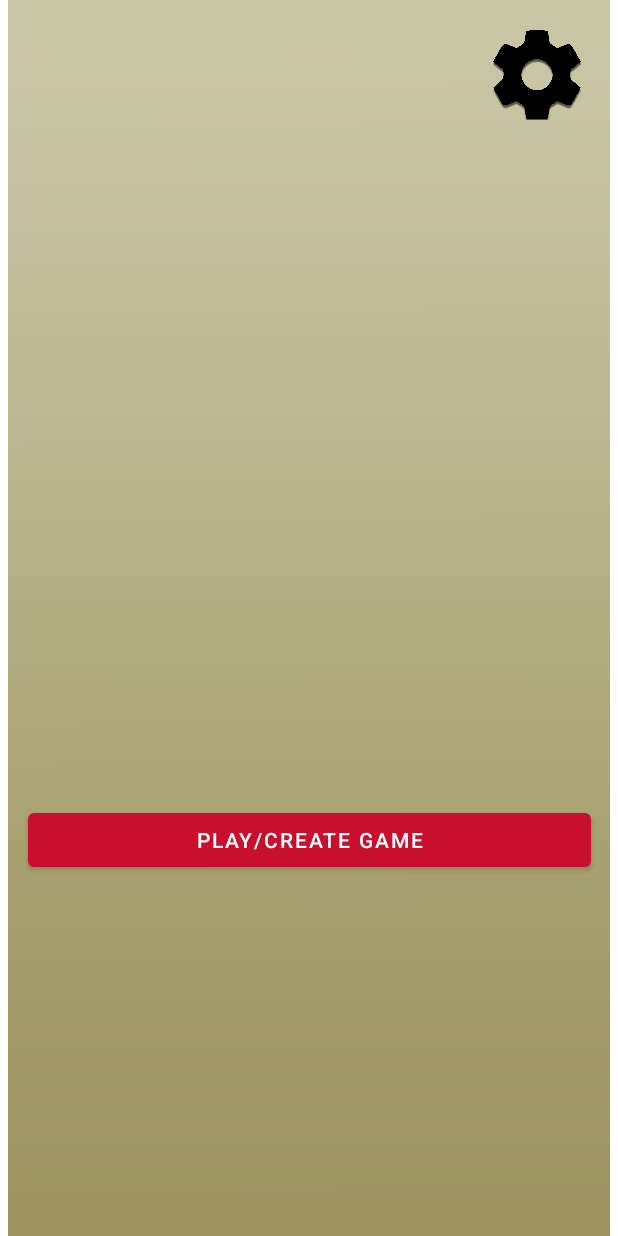
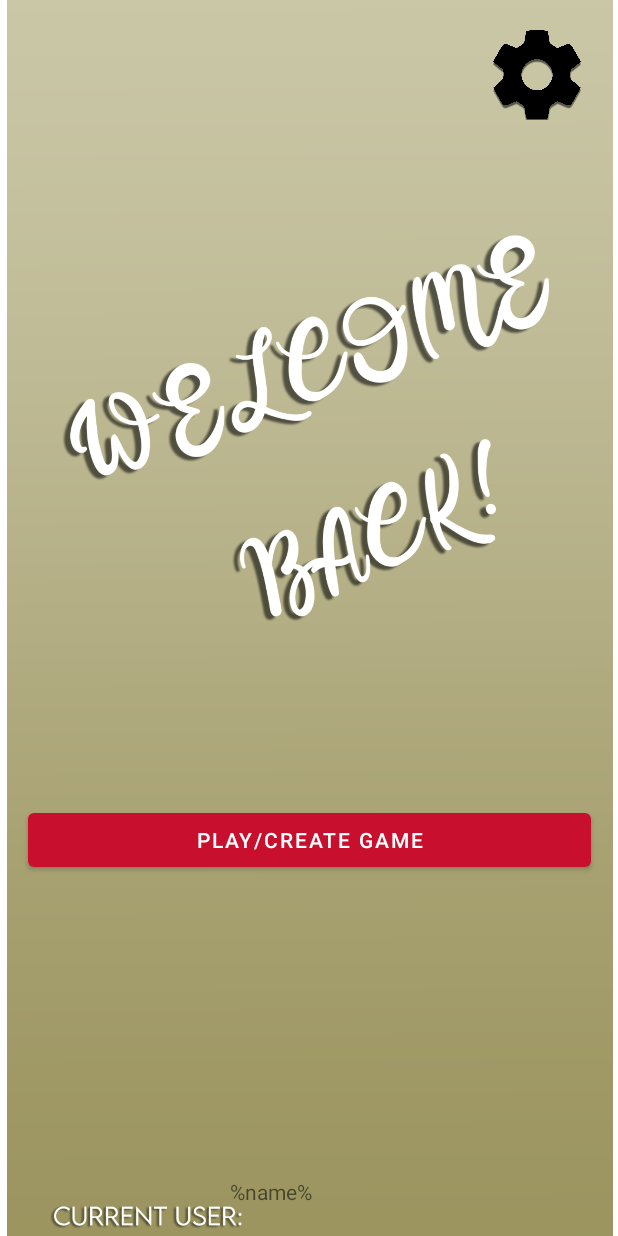
Before and after one commit to jackkenn/Cacyno, an Android app: the layout home_screen.xml on its own in the app's theme, with its tools: preview values and no code run, on a phone screen of 412 x 824 dp. Run offline under Robolectric (Android 15) with nearby library versions, the phone set to English and light mode, and no system bars.

Commit message:
testing a home screen and now connected home screen to display once logged in. Also added a demo settings page.

```diff
--- a/Frontend/manny/Demo1/app/src/main/AndroidManifest.xml
+++ b/Frontend/manny/Demo1/app/src/main/AndroidManifest.xml
@@ -18,6 +18,8 @@
         </activity>
         <activity android:name=".ActivityLogin"/>
         <activity android:name=".UserActivity"/>
+        <activity android:name=".UserHome"/>
+        <activity android:name=".Settings"/>
     </application>
 
 </manifest>
--- a/Frontend/manny/Demo1/app/src/main/java/com/example/demo1/MainActivity.java
+++ b/Frontend/manny/Demo1/app/src/main/java/com/example/demo1/MainActivity.java
@@ -55,7 +55,7 @@ public class MainActivity extends AppCompatActivity {
                                         "SignUp unsuccessful: " + task.getException().getMessage(),
                                         Toast.LENGTH_SHORT).show();
                             } else {
-                                startActivity(new Intent(MainActivity.this, UserActivity.class));
+                                startActivity(new Intent(MainActivity.this, UserHome.class));
                             }
                         }
                     });
--- a/Frontend/manny/Demo1/app/src/main/res/layout/home_screen.xml
+++ b/Frontend/manny/Demo1/app/src/main/res/layout/home_screen.xml
@@ -17,16 +17,36 @@
             android:layout_marginLeft="9dp" android:layout_marginStart="9dp" android:layout_marginEnd="9dp"
             android:layout_marginRight="9dp" app:layout_constraintEnd_toEndOf="parent"/>
     <ImageView
-            android:layout_width="wrap_content"
-            android:layout_height="wrap_content" app:srcCompat="@drawable/backgroundhome" android:id="@+id/imageView2"
+            android:layout_width="440dp"
+            android:layout_height="831dp" app:srcCompat="@drawable/backgroundhome"
+            android:id="@+id/backgroundImage"
             app:layout_constraintEnd_toEndOf="parent" app:layout_constraintTop_toTopOf="parent"
-            app:layout_constraintStart_toStartOf="parent" android:contentDescription="@string/homeBackground_image"/>
+            app:layout_constraintStart_toStartOf="parent" android:contentDescription="@string/homeBackground_image"
+            app:layout_constraintHorizontal_bias="0.51"/>
     <ImageButton
             android:layout_width="100dp"
             android:layout_height="100dp" app:srcCompat="@drawable/settingsbuttonshadow"
-            android:id="@+id/imageButton3"
+            android:id="@+id/settings_button"
             android:background="@android:color/transparent" android:scaleType="fitCenter" android:padding="20dp"
             app:layout_constraintTop_toTopOf="parent" app:layout_constraintStart_toStartOf="parent"
             android:layout_marginLeft="308dp" android:layout_marginStart="308dp"
             android:contentDescription="@string/settings_button"/>
+    <ImageView
+            android:layout_width="wrap_content"
+            android:layout_height="wrap_content" app:srcCompat="@drawable/welcomeback_white"
+            android:id="@+id/welcomeBack_image"
+            android:contentDescription="@string/welcomeBack_image" app:layout_constraintTop_toTopOf="parent"
+            app:layout_constraintStart_toStartOf="parent"/>
+    <ImageView
+            android:layout_width="wrap_content"
+            android:layout_height="wrap_content" app:srcCompat="@drawable/currentuser_white"
+            android:id="@+id/CurrentUser_image" app:layout_constraintTop_toTopOf="parent"
+            app:layout_constraintStart_toStartOf="parent" android:contentDescription="@string/currentUser_image"/>
+    <TextView
+            android:text="@string/currentUsername"
+            android:layout_width="wrap_content"
+            android:layout_height="wrap_content" android:id="@+id/currentUser"
+            android:translationY="-1dp" app:layout_constraintTop_toTopOf="parent"
+            android:layout_marginTop="785dp" app:layout_constraintStart_toStartOf="parent"
+            android:layout_marginLeft="153dp" android:layout_marginStart="153dp"/>
 </androidx.constraintlayout.widget.ConstraintLayout>
--- a/Frontend/manny/Demo1/app/src/main/res/values/strings.xml
+++ b/Frontend/manny/Demo1/app/src/main/res/values/strings.xml
@@ -5,4 +5,7 @@
     <string name="settings_button">Settings Button</string>
     <string name="PlayCreate_game_button">Play/Create Game</string>
     <string name="homeBackground_image">home background</string>
+    <string name="welcomeBack_image">welcome back!</string>
+    <string name="currentUsername">%name%</string>
+    <string name="currentUser_image">current user:</string>
 </resources>
```
Also changed, not shown: Frontend/manny/Demo1/app/src/main/java/com/example/demo1/Settings.java (added, +26 -0 lines), Frontend/manny/Demo1/app/src/main/java/com/example/demo1/UserHome.java (+14 -0 lines), Frontend/manny/Demo1/app/src/main/res/layout/settings_screen.xml (added, +25 -0 lines), Frontend/manny/Demo1/app/src/main/res/drawable/currentuser_white.png (added), Frontend/manny/Demo1/app/src/main/res/drawable/kisspng_computer_icons_button_5ae2f358b197b3_9101046815248228727274.png (deleted), Frontend/manny/Demo1/app/src/main/res/drawable/welcomeback_white.png (added).
